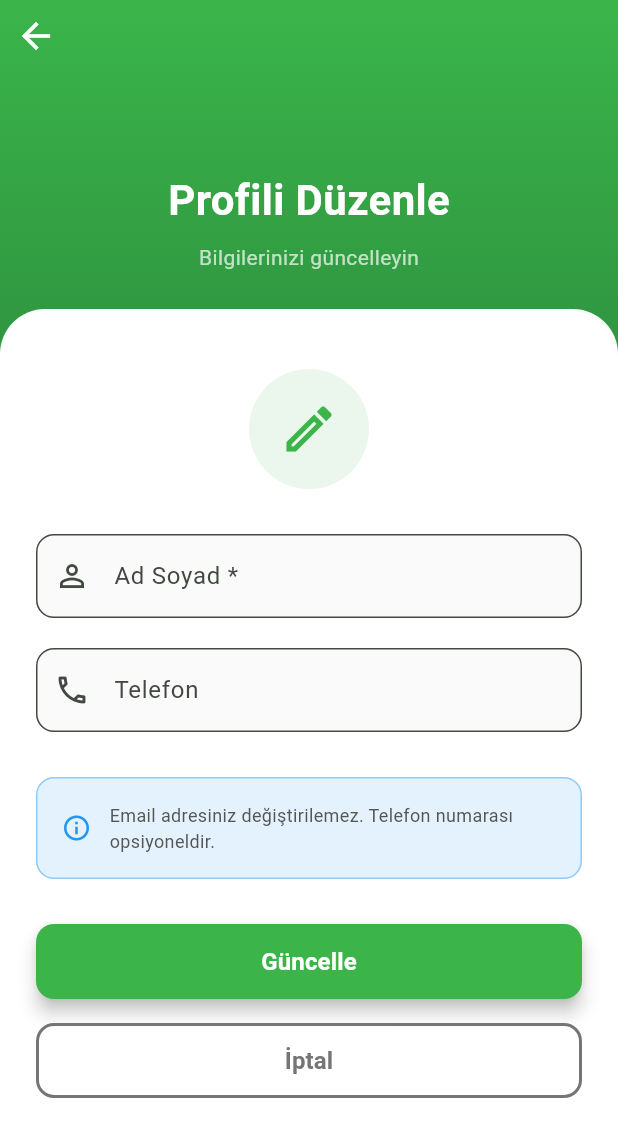
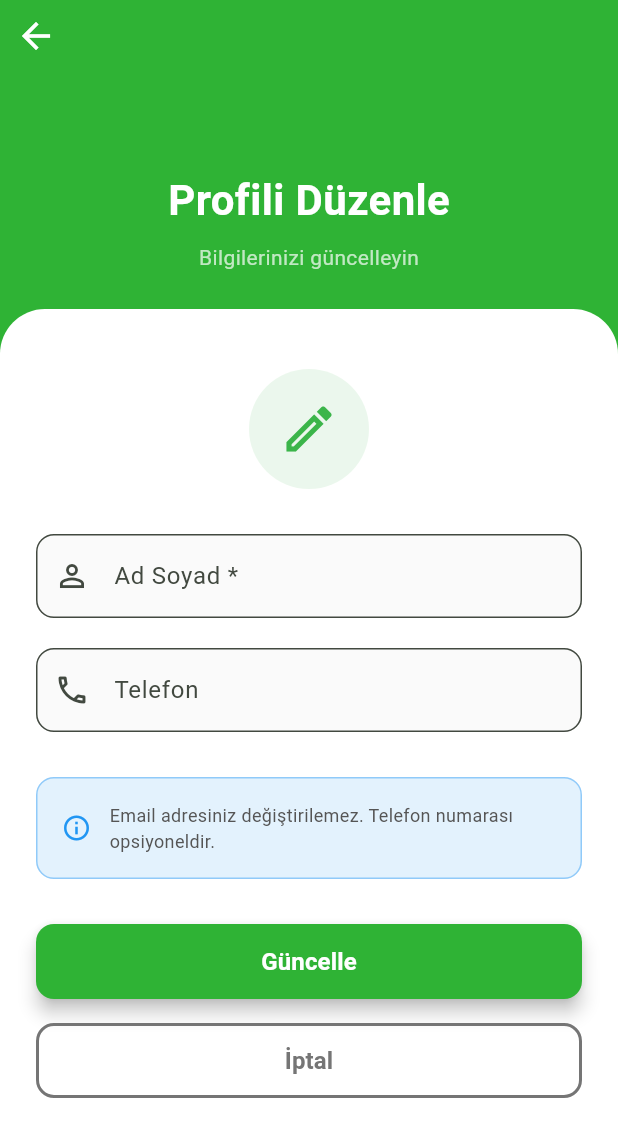
Before and after one commit to zehra1305/Halisaha-Projesi, a Flutter app: the ProfileScreen screen opened directly, after a tap on "Profili Düzenle", on a phone screen of 412 x 824 dp. Shown: the top 1137 px of the screen. Run offline on Flutter 3.47's test engine with Material 3 defaults, Android fonts, the phone set to English and light mode, and no system bars; our stand-ins replace firebase_auth, firebase_core, google_fonts, google_sign_in, image_picker, mask_text_input_formatter and 1 more; accounts and stored records are empty; network calls fail; Roboto replaces fonts that are missing (Lalezar).

Commit message:
Tüm değişiklikler kaydedildi

```diff
--- a/mobile/lib/screens/home/home_screen.dart
+++ b/mobile/lib/screens/home/home_screen.dart
@@ -610,7 +610,7 @@ class _HomeTabState extends State<HomeTab> {
                                         width: 4,
                                         height: 24,
                                         decoration: BoxDecoration(
-                                          color: mainGreen,
+                                          color: const Color(0xFF2FB335),
                                           borderRadius: BorderRadius.circular(
                                             2,
                                           ),
--- a/mobile/lib/screens/profile/change_password_screen.dart
+++ b/mobile/lib/screens/profile/change_password_screen.dart
@@ -145,7 +145,7 @@ class _ChangePasswordScreenState extends State<ChangePasswordScreen> {
               gradient: LinearGradient(
                 begin: Alignment.topCenter,
                 end: Alignment.bottomCenter,
-                colors: [Color(0xFF3BB54A), Color(0xFF2E9440)],
+                colors: [const Color(0xFF2FB335), const Color(0xFF2FB335)],
               ),
             ),
             child: SafeArea(
@@ -407,7 +407,7 @@ class _ChangePasswordScreenState extends State<ChangePasswordScreen> {
                         child: ElevatedButton(
                           onPressed: _isLoading ? null : _handleChangePassword,
                           style: ElevatedButton.styleFrom(
-                            backgroundColor: const Color(0xFF3BB54A),
+                            backgroundColor: const Color(0xFF2FB335),
                             foregroundColor: Colors.white,
                             elevation: 5,
                             shape: RoundedRectangleBorder(
--- a/mobile/lib/screens/profile/edit_profile_screen.dart
+++ b/mobile/lib/screens/profile/edit_profile_screen.dart
@@ -87,7 +87,7 @@ class _EditProfileScreenState extends State<EditProfileScreen> {
               gradient: LinearGradient(
                 begin: Alignment.topCenter,
                 end: Alignment.bottomCenter,
-                colors: [Color(0xFF3BB54A), Color(0xFF2E9440)],
+                colors: [const Color(0xFF2FB335), const Color(0xFF2FB335)],
               ),
             ),
             child: SafeArea(
@@ -256,7 +256,7 @@ class _EditProfileScreenState extends State<EditProfileScreen> {
                         child: ElevatedButton(
                           onPressed: _isLoading ? null : _handleUpdateProfile,
                           style: ElevatedButton.styleFrom(
-                            backgroundColor: const Color(0xFF3BB54A),
+                            backgroundColor: const Color(0xFF2FB335),
                             foregroundColor: Colors.white,
                             elevation: 5,
                             shape: RoundedRectangleBorder(
--- a/mobile/lib/screens/profile/profile_screen.dart
+++ b/mobile/lib/screens/profile/profile_screen.dart
@@ -45,7 +45,7 @@ class ProfileScreen extends StatelessWidget {
                   gradient: LinearGradient(
                     begin: Alignment.topCenter,
                     end: Alignment.bottomCenter,
-                    colors: [Color(0xFF3BB54A), Color(0xFF2E9440)],
+                    colors: [Color(0xFF2FB335), Color(0xFF2FB335)],
                   ),
                 ),
                 child: Center(
@@ -216,7 +216,7 @@ class ProfileScreen extends StatelessWidget {
                         ),
                       ),
                       style: ElevatedButton.styleFrom(
-                        backgroundColor: const Color(0xFF3BB54A),
+                        backgroundColor: const Color(0xFF2FB335),
                         foregroundColor: Colors.white,
                         elevation: 3,
                         shape: RoundedRectangleBorder(
```
Also changed, not shown: mobile/lib/screens/kadro/kadro_list_page.dart (+0 -18 lines), mobile/lib/screens/mesajlasma_screen.dart (added, +13 -0 lines), 1 other file.
